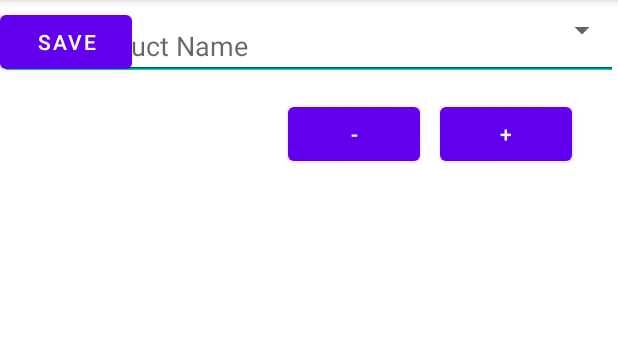
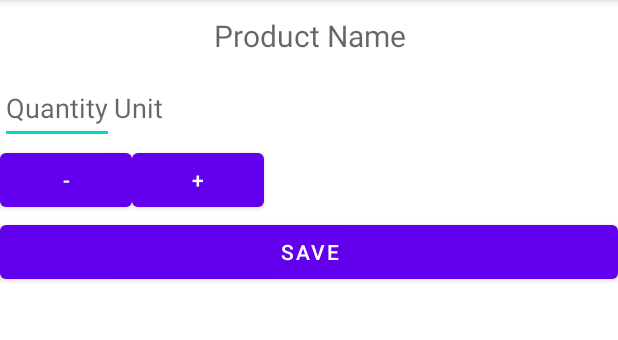
Before and after one commit to DonovanBrowne/Part2, an Android app: the UpdateProductActivity screen opened directly, with no data from a screen before it, on a phone screen of 412 x 824 dp, the part 84-424 px from its top. Run offline under Robolectric (Android 15) with nearby library versions, the phone set to English and light mode, and no system bars; our stand-ins replace Room's generated code; 1 statement that could not run was skipped.

Commit message:
Fixed task 6

```diff
--- a/app/src/main/res/layout/activity_update_product.xml
+++ b/app/src/main/res/layout/activity_update_product.xml
@@ -1,63 +1,61 @@
 <?xml version="1.0" encoding="utf-8"?>
+<RelativeLayout xmlns:android="http://schemas.android.com/apk/res/android"
+    android:layout_width="match_parent"
+    android:layout_height="match_parent"
+    android:gravity="center_horizontal">
 
-<RelativeLayout xmlns:android="http://schemas.android.com/apk/res/android"
-    xmlns:app="http://schemas.android.com/apk/res-auto"
-    android:layout_width="match_parent"
-    android:layout_height="match_parent">
-
-
-    <EditText
-        android:id="@+id/editTextName"
+    <TextView
+        android:id="@+id/productName"
         android:layout_width="match_parent"
         android:layout_height="wrap_content"
-        android:layout_marginTop="8dp"
-        android:hint="@string/hint_product_name"
-        android:inputType="text"
-        app:layout_constraintTop_toTopOf="parent" />
+        android:hint="Product Name"
+        android:textSize="20sp"
+        android:minHeight="48dp"
+        android:gravity="center" />
 
     <EditText
         android:id="@+id/editTextQuantity"
-        android:layout_width="match_parent"
-        android:layout_height="wrap_content"
-        android:layout_marginTop="8dp"
-        android:hint="@string/hint_quantity"
-        android:inputType="number"
-        app:layout_constraintTop_toBottomOf="@+id/editTextName" />
-
-    <Button
-        android:id="@+id/buttonSave"
         android:layout_width="wrap_content"
         android:layout_height="wrap_content"
-        android:layout_marginTop="4dp"
-        android:text="@string/save"
-        app:layout_constraintTop_toBottomOf="@+id/editTextQuantity" />
+        android:layout_below="@id/productName"
+        android:hint="Quantity"
+        android:minHeight="48dp"
+        android:gravity="center"/>
+
+    <TextView
+        android:id="@+id/productUnit"
+        android:layout_width="wrap_content"
+        android:layout_height="wrap_content"
+        android:layout_below="@id/productName"
+        android:layout_toRightOf="@id/editTextQuantity"
+        android:textSize="18sp"
+        android:hint="Unit"
+        android:minHeight="48dp"
+        android:gravity="center"/>
 
     <Button
         android:id="@+id/buttonDecrement"
         android:layout_width="wrap_content"
         android:layout_height="wrap_content"
         android:layout_below="@id/editTextQuantity"
-        android:layout_marginTop="12dp"
-        android:layout_marginEnd="-280dp"
-        android:layout_toStartOf="@id/buttonSave"
-        android:text="-" />
+        android:text="-"
+        android:gravity="center"/>
 
     <Button
         android:id="@+id/buttonIncrement"
         android:layout_width="wrap_content"
         android:layout_height="wrap_content"
         android:layout_below="@id/editTextQuantity"
-        android:layout_marginStart="205dp"
-        android:layout_marginTop="12dp"
-        android:layout_toEndOf="@id/buttonSave"
-        android:text="+" />
+        android:layout_toRightOf="@id/buttonDecrement"
+        android:text="+"
+        android:gravity="center"/>
 
-    <Spinner
-        android:id="@+id/spinnerUnit"
+    <Button
+        android:id="@+id/buttonSave"
         android:layout_width="match_parent"
         android:layout_height="wrap_content"
-        android:layout_marginTop="8dp"
-        android:entries="@array/unit_options"
-        app:layout_constraintTop_toBottomOf="@+id/buttonSave" />
+        android:layout_below="@id/buttonDecrement"
+        android:text="Save"
+        android:gravity="center"/>
 
 </RelativeLayout>
```
Also changed, not shown: app/src/main/java/uk/ac/le/co2103/part2/shoppinglistapp/UpdateProductActivity.java (+81 -44 lines).
